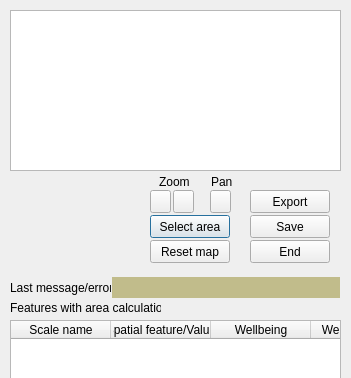
Old version of the form marine_values_dialog_base.ui in the repository csiro-chris-m/marine_values; both pictures show x 0 to 351 and y 0 to 378 of the 351 by 955 pixel window.
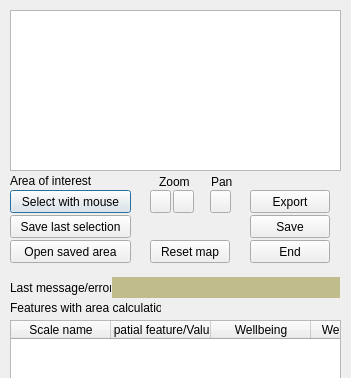
New version of the form.

What changed in the file:
```diff
--- a/marine_values_dialog_base.ui
+++ b/marine_values_dialog_base.ui
@@ -136,9 +136,9 @@
   <widget class="QPushButton" name="rubberband">
    <property name="geometry">
     <rect>
-     <x>150</x>
-     <y>215</y>
-     <width>80</width>
+     <x>10</x>
+     <y>190</y>
+     <width>121</width>
      <height>23</height>
     </rect>
    </property>
@@ -146,7 +146,7 @@
     <string>Select region of interest</string>
    </property>
    <property name="text">
-    <string>Select area</string>
+    <string>Select with mouse</string>
    </property>
   </widget>
   <widget class="QTableWidget" name="tableWidgetDetail">
@@ -385,6 +385,48 @@
     <string>Zoom</string>
    </property>
   </widget>
+  <widget class="QPushButton" name="pushButtonSaveSel">
+   <property name="geometry">
+    <rect>
+     <x>10</x>
+     <y>215</y>
+     <width>121</width>
+     <height>23</height>
+    </rect>
+   </property>
+   <property name="toolTip">
+    <string>Save last created area of interest to database.</string>
+   </property>
+   <property name="text">
+    <string>Save last selection</string>
+   </property>
+  </widget>
+  <widget class="QLabel" name="label_6">
+   <property name="geometry">
+    <rect>
+     <x>10</x>
+     <y>173</y>
+     <width>81</width>
+     <height>16</height>
+    </rect>
+   </property>
+   <property name="text">
+    <string>Area of interest</string>
+   </property>
+  </widget>
+  <widget class="QPushButton" name="buttonOpenSaved">
+   <property name="geometry">
+    <rect>
+     <x>10</x>
+     <y>240</y>
+     <width>121</width>
+     <height>23</height>
+    </rect>
+   </property>
+   <property name="text">
+    <string>Open saved area</string>
+   </property>
+  </widget>
  </widget>
  <resources/>
  <connections/>
```
Left out of the diff: 2 changed lines with no effect on the pictures.
